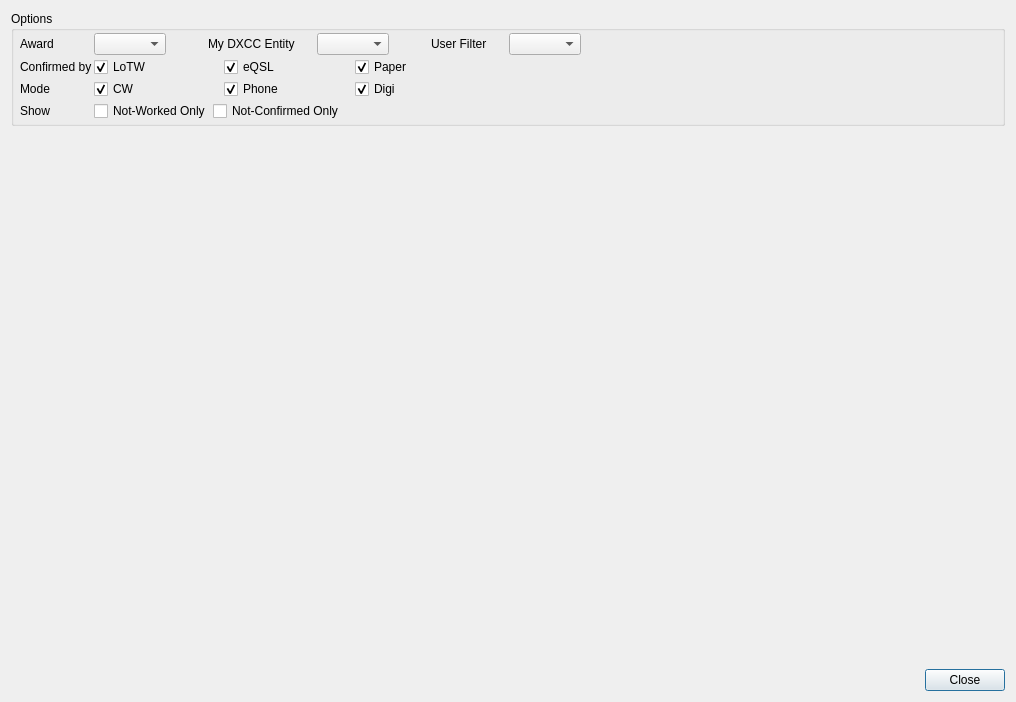
Before: the Qt Designer form ui/AwardsDialog.ui in foldynl/QLog, drawn with Qt 5.
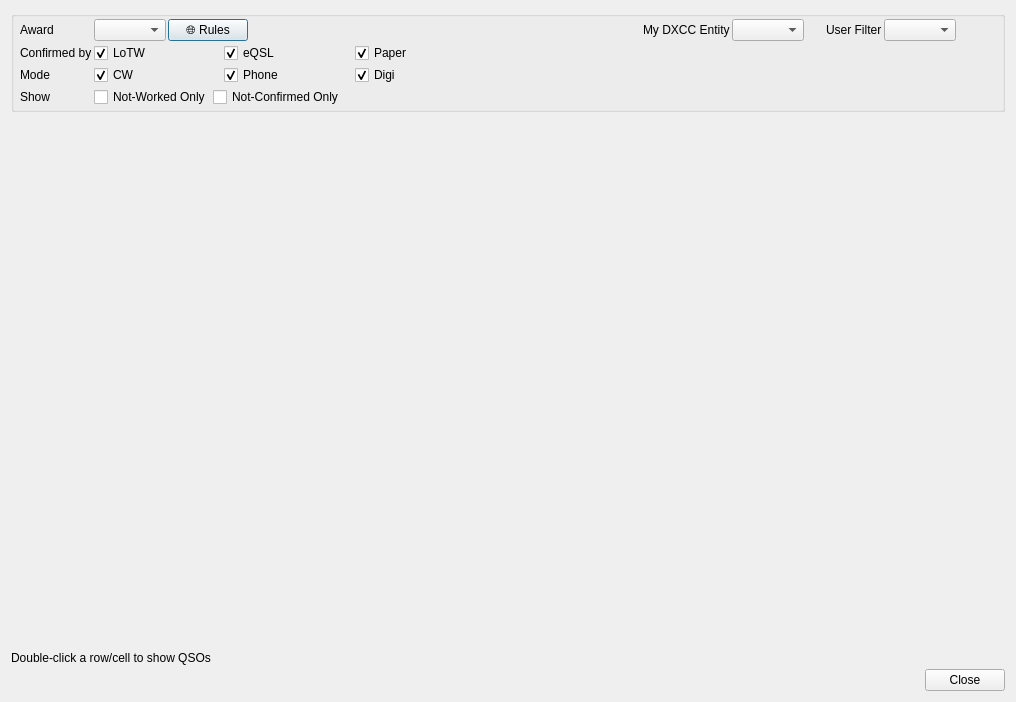
After: the same form once the commit is applied.

Commit message: Awards: Added Rule Button

```diff
--- a/ui/AwardsDialog.ui
+++ b/ui/AwardsDialog.ui
@@ -20,7 +20,7 @@
    <item>
     <widget class="QGroupBox" name="awardGroupBox">
      <property name="title">
-      <string>Options</string>
+      <string/>
      </property>
      <layout class="QFormLayout" name="formLayout_2">
       <property name="horizontalSpacing">
@@ -61,13 +61,23 @@
          </widget>
         </item>
         <item>
-         <spacer name="horizontalSpacer">
+         <widget class="QPushButton" name="rulesPushButton">
+          <property name="sizePolicy">
+           <sizepolicy hsizetype="Maximum" vsizetype="Fixed">
+            <horstretch>0</horstretch>
+            <verstretch>0</verstretch>
+           </sizepolicy>
+          </property>
+          <property name="text">
+           <string>🌐 Rules</string>
+          </property>
+         </widget>
+        </item>
+        <item>
+         <spacer name="horizontalSpacer_6">
           <property name="orientation">
            <enum>Qt::Horizontal</enum>
           </property>
-          <property name="sizeType">
-           <enum>QSizePolicy::Maximum</enum>
-          </property>
           <property name="sizeHint" stdset="0">
            <size>
             <width>40</width>
@@ -83,22 +93,6 @@
           </property>
          </widget>
         </item>
-        <item>
-         <spacer name="horizontalSpacer_3">
-          <property name="orientation">
-           <enum>Qt::Horizontal</enum>
-          </property>
-          <property name="sizeType">
-           <enum>QSizePolicy::Minimum</enum>
-          </property>
-          <property name="sizeHint" stdset="0">
-           <size>
-            <width>20</width>
-            <height>20</height>
-           </size>
-          </property>
-         </spacer>
-        </item>
         <item>
          <widget class="QComboBox" name="myEntityComboBox">
           <property name="sizePolicy">
@@ -110,7 +104,7 @@
          </widget>
         </item>
         <item>
-         <spacer name="horizontalSpacer_2">
+         <spacer name="horizontalSpacer">
           <property name="orientation">
            <enum>Qt::Horizontal</enum>
           </property>
@@ -119,8 +113,8 @@
           </property>
           <property name="sizeHint" stdset="0">
            <size>
-            <width>40</width>
-            <height>20</height>
+            <width>20</width>
+            <height>10</height>
            </size>
           </property>
          </spacer>
@@ -132,22 +126,6 @@
           </property>
          </widget>
         </item>
-        <item>
-         <spacer name="horizontalSpacer_5">
-          <property name="orientation">
-           <enum>Qt::Horizontal</enum>
-          </property>
-          <property name="sizeType">
-           <enum>QSizePolicy::Maximum</enum>
-          </property>
-          <property name="sizeHint" stdset="0">
-           <size>
-            <width>20</width>
-            <height>20</height>
-           </size>
-          </property>
-         </spacer>
-        </item>
         <item>
          <widget class="QComboBox" name="userFilterComboBox">
           <property name="sizePolicy">
@@ -159,10 +137,13 @@
          </widget>
         </item>
         <item>
-         <spacer name="horizontalSpacer_6">
+         <spacer name="horizontalSpacer_2">
           <property name="orientation">
            <enum>Qt::Horizontal</enum>
           </property>
+          <property name="sizeType">
+           <enum>QSizePolicy::Maximum</enum>
+          </property>
           <property name="sizeHint" stdset="0">
            <size>
             <width>40</width>
@@ -299,6 +280,13 @@
    <item>
     <widget class="QStackedWidget" name="stackedWidget"/>
    </item>
+   <item>
+    <widget class="QLabel" name="label">
+     <property name="text">
+      <string>Double-click a row/cell to show QSOs</string>
+     </property>
+    </widget>
+   </item>
    <item>
     <widget class="QDialogButtonBox" name="buttonBox">
      <property name="orientation">
```
Left out of the diff: 1 changed line with no effect on the pictures. The commit also changes 40 other files.
